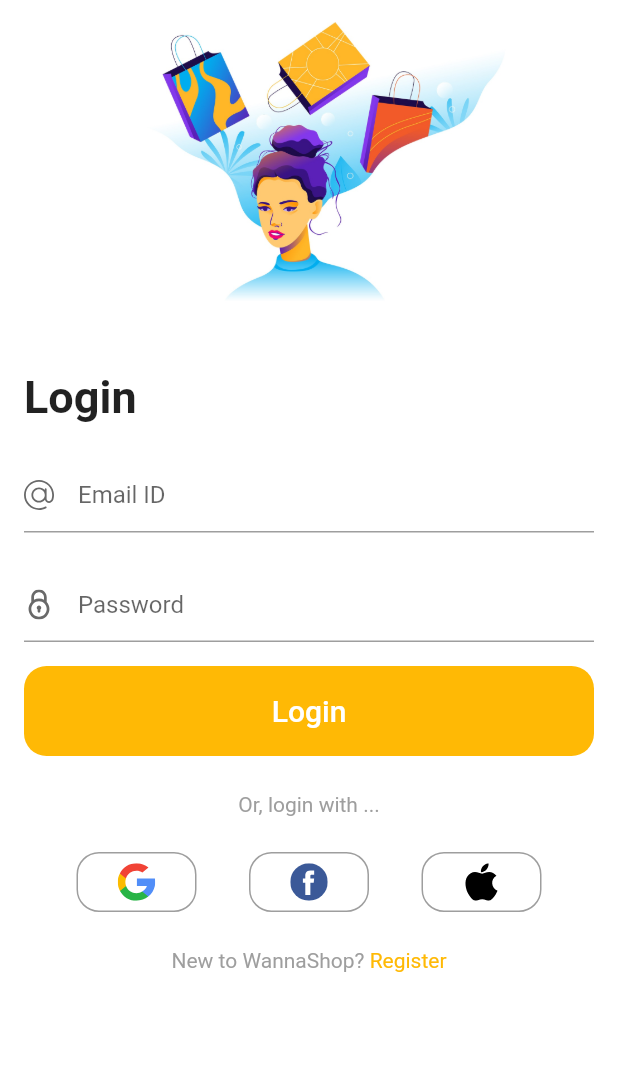
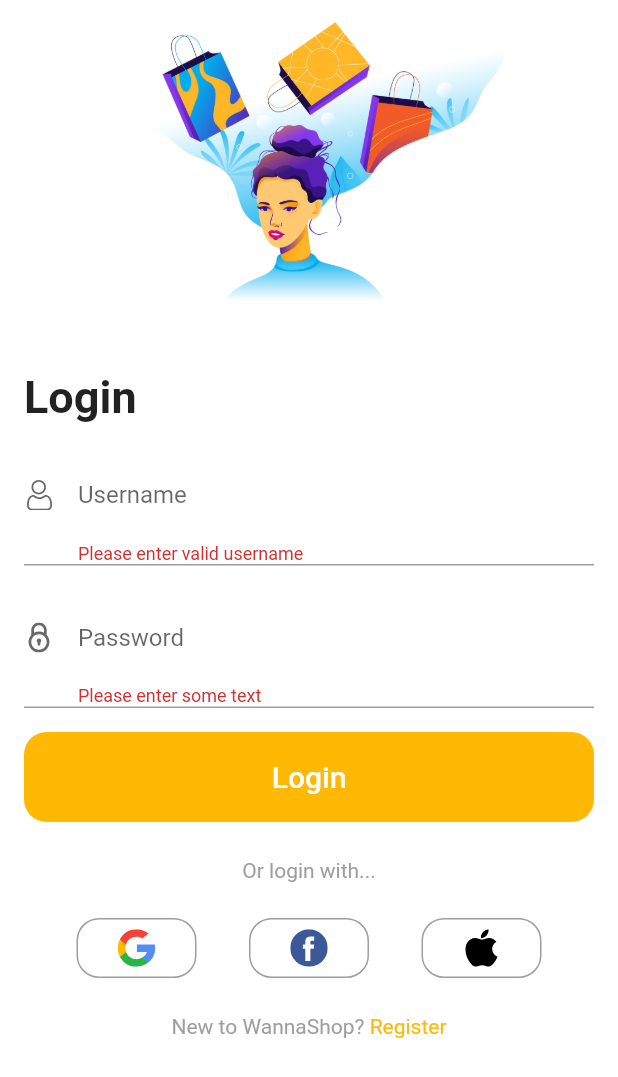
Before and after one commit to WannaBe2D/flutter_wannaShop-ShoppingApp, a Flutter app: the LoginPage screen opened directly, after a tap on "Login", on a phone screen of 412 x 824 dp. Shown: the top 1077 px of the screen. Run offline on Flutter 3.47's test engine with Material 2 defaults, Android fonts, the light colour scheme and no system bars; our stand-ins replace flutter_svg, hive, hive_flutter; accounts and stored records are empty; network calls fail.

Commit message:
validation login and sign up

```diff
--- a/lib/main.dart
+++ b/lib/main.dart
@@ -1,7 +1,11 @@
 import 'package:flutter/material.dart';
 import 'package:flutter_wanna_shop/widgets/navigations/nav.dart';
+import 'package:hive_flutter/hive_flutter.dart';
+import 'package:hive/hive.dart';
 
-void main() {
+void main() async {
+  WidgetsFlutterBinding.ensureInitialized();
+  await Hive.initFlutter();
   return runApp(MaterialApp(
     home: Nav(),
   ));
--- a/lib/pages/auth/login_page.dart
+++ b/lib/pages/auth/login_page.dart
@@ -1,6 +1,9 @@
 import 'package:flutter/material.dart';
 import 'package:flutter_svg/svg.dart';
 import 'package:flutter_wanna_shop/domain/api_clients/api_client.dart';
+import 'package:flutter_wanna_shop/pages/auth/sign_page.dart';
+import 'package:flutter_wanna_shop/token/token.dart';
+import 'package:hive/hive.dart';
 
 class LoginPage extends StatelessWidget {
   const LoginPage({Key? key}) : super(key: key);
@@ -40,7 +43,7 @@ class LoginPage extends StatelessWidget {
                   ),
                   Center(
                     child: Text(
-                      'Or, login with ...',
+                      'Or login with...',
                       style: TextStyle(fontSize: 14, color: Colors.grey),
                     ),
                   ),
@@ -69,6 +72,12 @@ class LoginPage extends StatelessWidget {
                   ),
                   Center(
                       child: InkWell(
+                        onTap: () {
+                          Navigator.push(
+                              context,
+                              MaterialPageRoute(
+                                  builder: (context) => SignPage()));
+                        },
                     child: Row(
                       mainAxisAlignment: MainAxisAlignment.center,
                       children: [
@@ -107,6 +116,7 @@ class _LoginField extends StatefulWidget {
 class __LoginFieldState extends State<_LoginField> {
   String _username = '';
   String _password = '';
+  final _formKey = GlobalKey<FormState>();
 
   void _changeEmail(String username) {
     _username = username;
@@ -118,17 +128,25 @@ class __LoginFieldState extends State<_LoginField> {
 
   @override
   Widget build(BuildContext context) {
-    return Column(
+    return Form(
+      key: _formKey,
+        child: Column(
       children: [
         Container(
           decoration: BoxDecoration(
               border: Border(bottom: BorderSide(color: Colors.grey))),
-          child: TextField(
+          child: TextFormField(//[a-zA-Z0-9.a-zA-Z0-9.!#$%&'*+-/=?^_`{|}~]+@[a-zA-Z0-9]+\.[a-zA-Z]+
+            validator: (value) {
+              if (value == null ||!RegExp(r"^(?=[a-zA-Z0-9._]{8,20}$)(?!.*[_.]{2})[^_.].*[^_.]$").hasMatch(value)){
+                return 'Please enter valid username';
+              }
+              return null;
+            },
             onChanged: _changeEmail,
             decoration: InputDecoration(
               border: InputBorder.none,
-              icon: SvgPicture.asset('assets/icons/email.svg'),
-              hintText: 'Email ID',
+              icon: SvgPicture.asset('assets/icons/user.svg'),
+              hintText: 'Username',
             ),
           ),
         ),
@@ -138,7 +156,13 @@ class __LoginFieldState extends State<_LoginField> {
         Container(
           decoration: BoxDecoration(
               border: Border(bottom: BorderSide(color: Colors.grey))),
-          child: TextField(
+          child: TextFormField(
+            validator: (value) {
+              if (value == null || value.isEmpty) {
+                return 'Please enter some text';
+              }
+              return null;
+            },
             onChanged: _changePassword,
             obscureText: true,
             decoration: InputDecoration(
@@ -149,10 +173,22 @@ class __LoginFieldState extends State<_LoginField> {
           ),
         ),
         InkWell(
-          onTap: () {
-            //ApiClient().getToken(username: _username, password: _password);
-            //Token().writeToken();
-            //Token().readToken();
+          onTap: () async {
+            if (_formKey.currentState!.validate()) {
+              ScaffoldMessenger.of(context)
+                  .showSnackBar(SnackBar(content: Text('Processing Data')));
+              try{
+                await ApiClient().getToken(username: _username, password: _password).then((String result){
+                  if(result != null){
+                    Token().writeToken(value: result);
+                    Navigator.of(context).pop();
+                  }
+                });
+              }catch(error){
+                ScaffoldMessenger.of(context)
+                    .showSnackBar(SnackBar(content: Text('email or password are incorrect')));
+              }
+            }
           },
           child: Container(
               margin: EdgeInsets.fromLTRB(0, 16, 0, 0),
@@ -176,7 +212,7 @@ class __LoginFieldState extends State<_LoginField> {
               )),
         )
       ],
-    );
+    ));
   }
 }
 
--- a/lib/widgets/navigations/nav.dart
+++ b/lib/widgets/navigations/nav.dart
@@ -1,4 +1,5 @@
 import 'package:flutter/material.dart';
+import 'package:flutter_wanna_shop/token/token.dart';
 import 'package:flutter_wanna_shop/widgets/products/products_home.dart';
 import 'package:flutter_wanna_shop/pages/Cart/cart.dart';
 import 'package:flutter_wanna_shop/pages/home/home.dart';
@@ -16,7 +17,9 @@ class _NavState extends State<Nav> {
   int _selectedIndex = 0;
   List<Widget> _widgetOptions = <Widget>[
     HomePage(),
-    Text('mda'),
+    ElevatedButton(onPressed: (){
+      Token().readToken();
+    }, child: Text('Token')),
     Cart(),
     ProductsHome(),
   ];
--- a/lib/widgets/navigations/top_bar.dart
+++ b/lib/widgets/navigations/top_bar.dart
@@ -2,6 +2,7 @@ import 'package:flutter/material.dart';
 import 'package:flutter_svg/svg.dart';
 import 'package:flutter_wanna_shop/domain/api_clients/api_client.dart';
 import 'package:flutter_wanna_shop/pages/auth/login_page.dart';
+import 'package:flutter_wanna_shop/pages/auth/sign_page.dart';
 import 'package:flutter_wanna_shop/pages/item_detail/product_detail.dart';
 import 'package:flutter_wanna_shop/widgets/buttons/buttons.dart';
 
@@ -120,9 +121,8 @@ class TopBar extends StatelessWidget {
               Container(
                 child: TextButton(
                   onPressed: () {
-                    /*
                     Navigator.push(context,
-                        MaterialPageRoute(builder: (context) => SignPage()));*/
+                        MaterialPageRoute(builder: (context) => SignPage()));
                   },
                   child: SvgPicture.asset(
                     'assets/icons/controls.svg',
--- a/pubspec.yaml
+++ b/pubspec.yaml
@@ -24,6 +24,10 @@ dependencies:
   flutter:
     sdk: flutter
   json_annotation: ^4.0.1
+  flutter_svg: ^0.22.0
+  http: ^0.13.3
+  hive: ^2.0.4
+  hive_flutter: ^1.1.0
 
 
 
@@ -36,8 +40,6 @@ dev_dependencies:
     sdk: flutter
   build_runner:
   json_serializable: ^4.1.3
-  flutter_svg: ^0.22.0
-  http: ^0.13.3
 
 # For information on the generic Dart part of this file, see the
 # following page: https://dart.dev/tools/pub/pubspec
```
Also changed, not shown: lib/domain/api_clients/api_client.dart (+17 -5 lines), lib/pages/auth/sign_page.dart (added, +218 -0 lines), lib/token/token.dart (added, +18 -0 lines), pubspec.lock.
